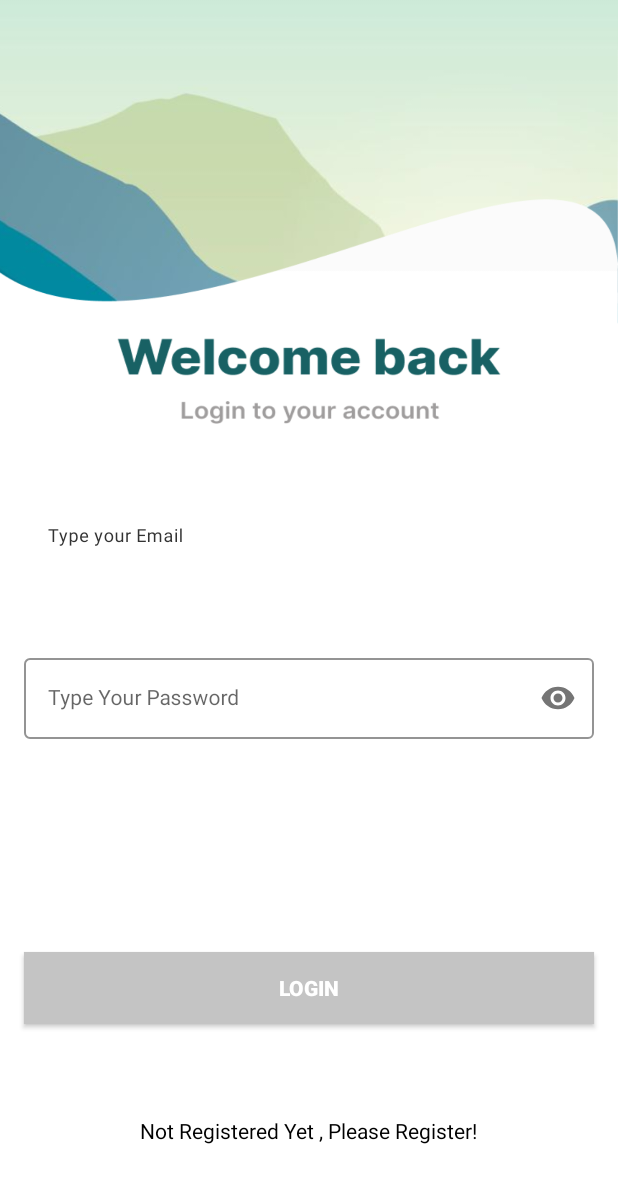
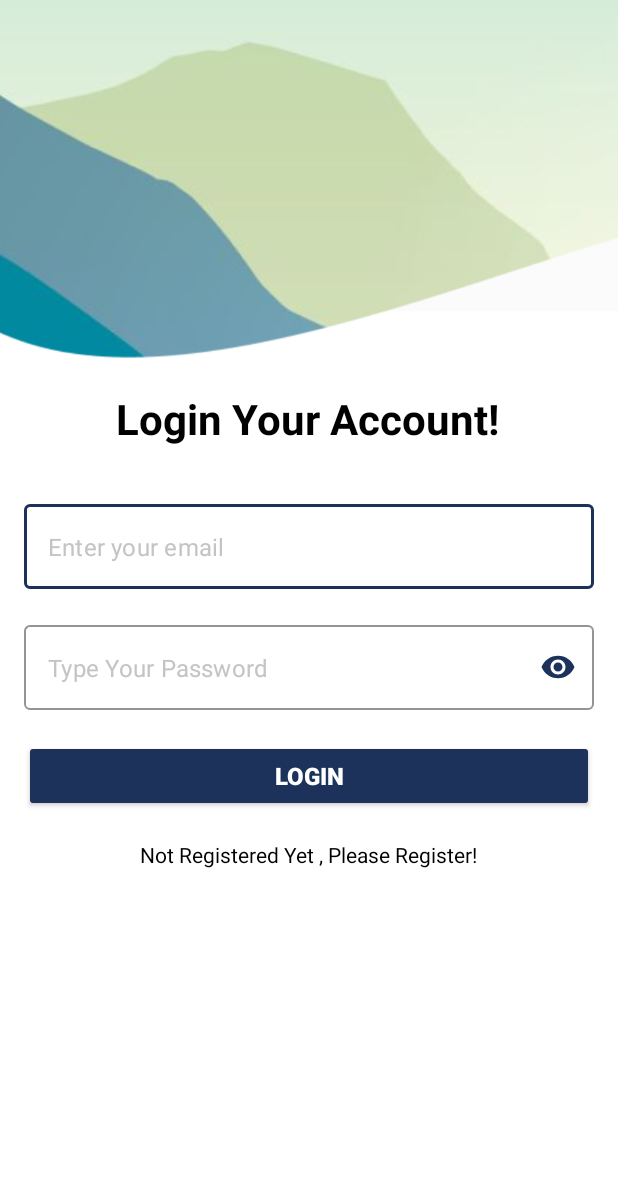
Before and after one commit to kilyfa/TravelMate-Frontend, an Android app: the LoginActivity screen opened directly, with no data from a screen before it, on a phone screen of 412 x 824 dp. Shown: the top 1183 px of the screen. Run offline under Robolectric (Android 15) with nearby library versions, the phone set to English and light mode, and no system bars.

```diff
--- a/app/build.gradle.kts
+++ b/app/build.gradle.kts
@@ -59,4 +59,5 @@ dependencies {
     testImplementation(libs.junit)
     androidTestImplementation(libs.androidx.junit)
     androidTestImplementation(libs.androidx.espresso.core)
+    implementation("com.google.code.gson:gson:2.9.0")
 }
--- a/app/src/main/java/com/example/travelmate/api/ApiClient.kt
+++ b/app/src/main/java/com/example/travelmate/api/ApiClient.kt
@@ -4,7 +4,7 @@ import retrofit2.Retrofit
 import retrofit2.converter.gson.GsonConverterFactory
 
 object ApiClient {
-    private const val BASE_URL = "https://userapi-372279187520.asia-southeast2.run.app"
+    private const val BASE_URL = "https://travelmate-backend-372279187520.asia-southeast2.run.app"
 
     val retrofit: Retrofit = Retrofit.Builder()
         .baseUrl(BASE_URL)
--- /dev/null
+++ b/app/src/main/java/com/example/travelmate/api/ErrorResponse.kt
@@ -0,0 +1,6 @@
+package com.example.travelmate.api
+
+data class ErrorResponse(
+    val status: String,
+    val message: String
+)
--- a/app/src/main/java/com/example/travelmate/api/UserApiService.kt
+++ b/app/src/main/java/com/example/travelmate/api/UserApiService.kt
@@ -4,7 +4,7 @@ import retrofit2.Call
 import retrofit2.http.Body
 import retrofit2.http.POST
 
-data class SignInRequest(val name: String, val password: String)
+data class SignInRequest(val email: String, val password: String)
 data class SignInResponse(val status: String, val message: String, val token: String)
 
 data class SignUpRequest(val name: String, val email: String, val password: String)
--- a/app/src/main/res/layout/activity_login.xml
+++ b/app/src/main/res/layout/activity_login.xml
@@ -4,82 +4,114 @@
     xmlns:tools="http://schemas.android.com/tools"
     android:layout_width="match_parent"
     android:layout_height="match_parent"
-    android:background="@drawable/login_screen"
+    android:background="@drawable/login"
     tools:context=".ui.login.LoginActivity">
 
 
+    <androidx.constraintlayout.widget.ConstraintLayout
+        android:layout_width="match_parent"
+        android:layout_height="match_parent"
+        android:padding="16dp">
+
+        <!-- Email Input -->
         <com.google.android.material.textfield.TextInputLayout
             android:id="@+id/emailLayout"
             style="@style/LoginTextInputOuterFieldStyle"
-        android:layout_width="match_parent"
+            android:layout_width="0dp"
             android:layout_height="wrap_content"
-        android:layout_marginHorizontal="16dp"
-        android:layout_marginTop="350dp"
-        app:boxStrokeColor="@color/white"
-        app:hintTextColor="@color/dark_grey"
+            android:layout_marginTop="320dp"
+            app:boxStrokeColor="@color/blue"
+            app:boxStrokeWidthFocused="2dp"
+            app:hintTextColor="@color/blue"
             app:layout_constraintEnd_toEndOf="parent"
-        app:layout_constraintHorizontal_bias="0.5"
             app:layout_constraintStart_toStartOf="parent"
-        app:layout_constraintTop_toTopOf="parent">
+            app:layout_constraintTop_toTopOf="parent"
+            app:hintEnabled="false"
+            android:hint="Enter your email">
 
             <com.google.android.material.textfield.TextInputEditText
                 android:id="@+id/emailEt"
-            style="@style/LoginTextInputInnerFieldStyle"
                 android:layout_width="match_parent"
                 android:layout_height="wrap_content"
-            android:hint="Type your Email"
-            android:inputType="textEmailAddress" />
+                android:inputType="textEmailAddress"
+                android:textColor="@color/black"
+                android:textColorHint="@color/grey"
+                android:textSize="16sp"
+                android:hint="Enter your email" />
         </com.google.android.material.textfield.TextInputLayout>
 
+        <!-- Password Input -->
         <com.google.android.material.textfield.TextInputLayout
             android:id="@+id/passwordLayout"
             style="@style/LoginTextInputOuterFieldStyle"
-        android:layout_width="match_parent"
+            android:layout_width="0dp"
             android:layout_height="wrap_content"
-        android:layout_marginHorizontal="16dp"
             android:layout_marginTop="24dp"
-        app:boxStrokeColor="@color/dark_grey"
-        app:hintTextColor="@color/white"
+            app:boxStrokeColor="@color/blue"
+            app:boxStrokeWidthFocused="2dp"
+            app:hintTextColor="@color/blue"
+            app:passwordToggleEnabled="true"
+            app:passwordToggleTint="@color/blue"
             app:layout_constraintEnd_toEndOf="parent"
-        app:layout_constraintHorizontal_bias="0.5"
             app:layout_constraintStart_toStartOf="parent"
+            app:hintEnabled="false"
             app:layout_constraintTop_toBottomOf="@id/emailLayout"
-        app:passwordToggleEnabled="true">
+            android:hint="Type Your Password">
 
             <com.google.android.material.textfield.TextInputEditText
                 android:id="@+id/passET"
-            style="@style/LoginTextInputInnerFieldStyle"
                 android:layout_width="match_parent"
                 android:layout_height="wrap_content"
-            android:hint="Type Your Password"
-            android:inputType="textPassword" />
+                android:inputType="textPassword"
+                android:textColor="@color/black"
+                android:textColorHint="@color/grey"
+                android:textSize="16sp"
+                android:hint="Type Your Password" />
         </com.google.android.material.textfield.TextInputLayout>
 
+        <!-- Login Button -->
         <androidx.appcompat.widget.AppCompatButton
             android:id="@+id/button"
             android:layout_width="0dp"
             android:layout_height="wrap_content"
-        android:layout_marginHorizontal="16dp"
-        android:background="@color/grey"
+            android:layout_marginTop="20dp"
+            android:backgroundTint="@color/blue"
+            android:elevation="4dp"
             android:text="Login"
             android:textColor="@color/white"
+            android:textSize="16sp"
             android:textStyle="bold"
-        app:layout_constraintBottom_toBottomOf="parent"
+            app:cornerRadius="8dp"
             app:layout_constraintEnd_toEndOf="parent"
-        app:layout_constraintHorizontal_bias="0.5"
             app:layout_constraintStart_toStartOf="parent"
-        app:layout_constraintTop_toBottomOf="@+id/passwordLayout" />
+            app:layout_constraintTop_toBottomOf="@id/passwordLayout" />
+
+    </androidx.constraintlayout.widget.ConstraintLayout>
+
+
+    <TextView
+        android:id="@+id/login_text"
+        android:layout_width="wrap_content"
+        android:layout_height="wrap_content"
+        android:layout_marginTop="260dp"
+        android:text="Login Your Account!"
+        android:textColor="@color/black"
+        android:textSize="28sp"
+        android:textStyle="bold"
+        app:layout_constraintEnd_toEndOf="parent"
+        app:layout_constraintHorizontal_bias="0.495"
+        app:layout_constraintStart_toStartOf="parent"
+        app:layout_constraintTop_toTopOf="parent" />
 
     <TextView
         android:id="@+id/textView"
         android:layout_width="wrap_content"
         android:layout_height="wrap_content"
+        android:text="Not Registered Yet , Please Register!"
         android:textColor="@color/black"
-        android:text="Not Registered Yet , Please Register!"
-        app:layout_constraintBottom_toBottomOf="parent"
+        android:layout_marginTop="560dp"
+        app:layout_constraintTop_toTopOf="parent"
         app:layout_constraintEnd_toEndOf="parent"
-        app:layout_constraintHorizontal_bias="0.5"
         app:layout_constraintStart_toStartOf="parent"
-        app:layout_constraintTop_toBottomOf="@+id/button" />
-
+        app:layout_constraintVertical_bias="0.115" />
 </androidx.constraintlayout.widget.ConstraintLayout>
--- a/app/src/main/res/values/colors.xml
+++ b/app/src/main/res/values/colors.xml
@@ -7,7 +7,7 @@
     <color name="teal_700">#FF018786</color>
     <color name="black">#FF000000</color>
     <color name="white">#FFFFFFFF</color>
-
+    <color name="blue">#1C325B</color>
     <color name="grey">#C4C4C4</color>
     <color name="dark_grey">#333333</color>
 </resources>
--- a/app/src/main/res/values/strings.xml
+++ b/app/src/main/res/values/strings.xml
@@ -12,4 +12,6 @@
     <string name="invalid_username">Not a valid username</string>
     <string name="invalid_password">Password must be >5 characters</string>
     <string name="login_failed">"Login failed"</string>
+    <string name="splash_logo">Splash screen logo</string>
+    <string name="selamat_datang">Selamat Datang</string>
 </resources>
```
Also changed, not shown: app/src/main/java/com/example/travelmate/ui/login/LoginActivity.kt (+20 -8 lines), app/src/main/java/com/example/travelmate/ui/register/RegisterActivity.kt (+10 -1 lines), app/src/main/res/drawable/gradient_overlay.xml (added, +8 -0 lines), app/src/main/res/layout/activity_register.xml (+36 -13 lines), app/src/main/res/layout/activity_splash.xml (+67 -4 lines), app/src/main/res/drawable/darkimage.png (added), app/src/main/res/drawable/login.png (added), app/src/main/res/drawable/register.png (added), app/src/main/res/drawable/splash.png, app/src/main/res/drawable/splash2.png (added). Lines whose indentation alone changed are shown as unchanged.
